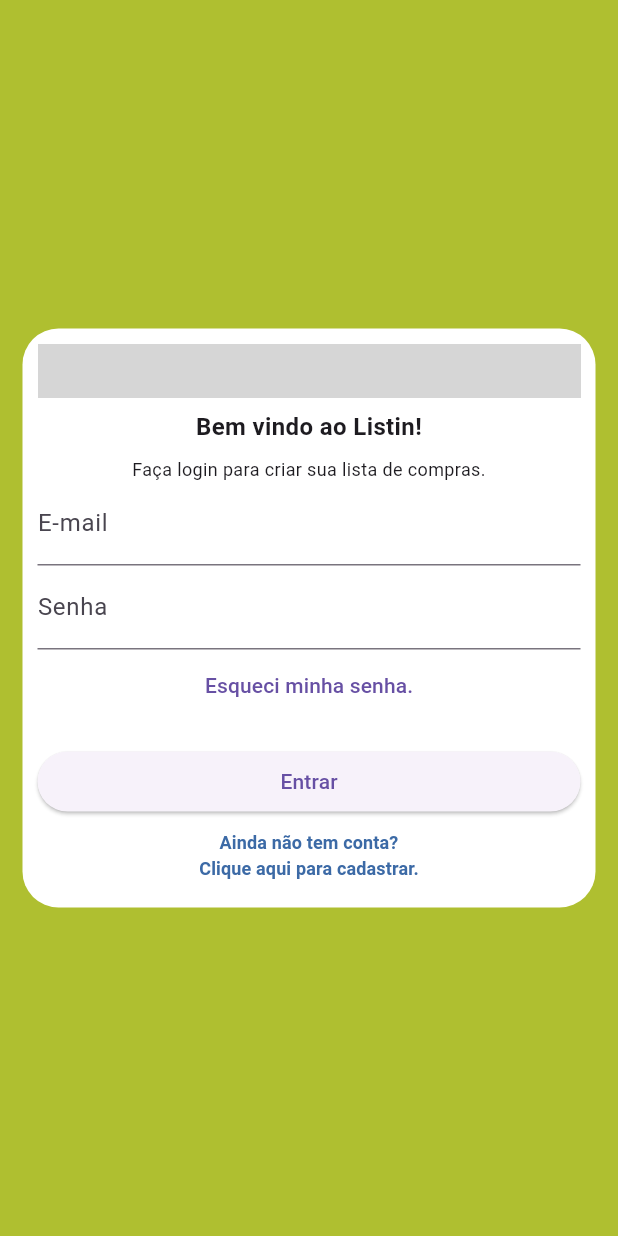
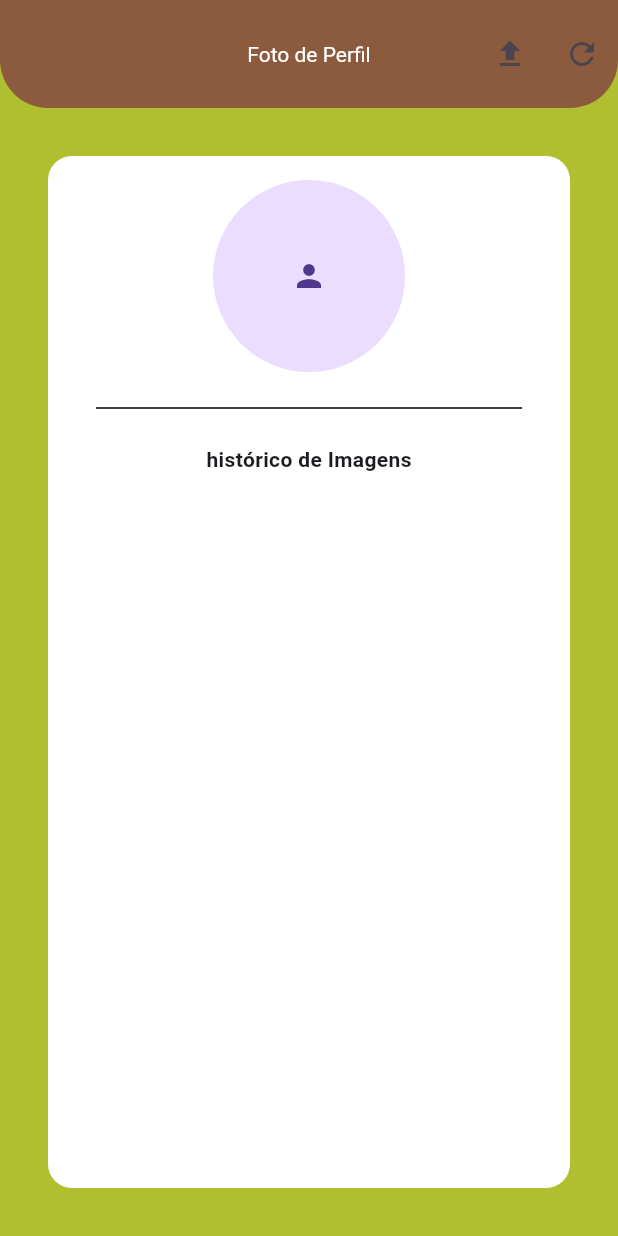
Before and after one commit to maurimed73/listin_evolucao, a Flutter app: the screen it shows after launch, on a phone screen of 412 x 824 dp. Run offline on Flutter 3.47's test engine with Material 3 defaults, Android fonts, the light colour scheme and no system bars; our stand-ins replace cloud_firestore, firebase_auth, firebase_core, firebase_storage, image_picker; accounts and stored records are empty; grey boxes are pictures that could not be loaded.

Commit message:
primeiras aulas storage

```diff
--- a/lib/firestore/presentation/home_screen.dart
+++ b/lib/firestore/presentation/home_screen.dart
@@ -38,6 +38,7 @@
           children: <Widget>[
             UserAccountsDrawerHeader(
               currentAccountPicture: const CircleAvatar(
+
                 backgroundColor: Colors.white,
               ),
               accountName: Text(
--- a/lib/main.dart
+++ b/lib/main.dart
@@ -4,6 +4,7 @@
 import 'package:listin_evolucao/_core/my_colors.dart';
 import 'package:listin_evolucao/authentication/screens/auth_screen.dart';
 import 'package:listin_evolucao/firestore/presentation/home_screen.dart';
+import 'package:listin_evolucao/storage/storage_screen.dart';
 
 void main() async {
   WidgetsFlutterBinding.ensureInitialized();
@@ -42,7 +43,8 @@
         ),
       ),
       //home: const HomeScreen(),
-      home: RoteadorTelas(),
+      //home: RoteadorTelas(),
+      home: StorageScreen(),
     );
   }
 }
--- /dev/null
+++ b/lib/storage/services/storage_service.dart
@@ -0,0 +1,21 @@
+import 'dart:io';
+
+import 'package:firebase_storage/firebase_storage.dart';
+
+class StorageService {
+  String pathService = 'images';
+  final FirebaseStorage _firebaseStorage = FirebaseStorage.instance;
+
+  Future<String> upload({required File file, required String fileName}) async {
+    await _firebaseStorage.ref("$pathService/$fileName.png").putFile(file);
+    return await _firebaseStorage
+        .ref("$pathService/$fileName.png")
+        .getDownloadURL();
+  }
+
+  Future<String> getDownloadUrlByFileName({required String fileName}) async {
+    return await _firebaseStorage
+        .ref('$pathService/$fileName.png')
+        .getDownloadURL();
+  }
+}
--- /dev/null
+++ b/lib/storage/storage_screen.dart
@@ -0,0 +1,111 @@
+import 'dart:io';
+
+import 'package:flutter/material.dart';
+import 'package:image_picker/image_picker.dart';
+import 'package:listin_evolucao/authentication/component/show_snackbar.dart';
+import 'package:listin_evolucao/storage/services/storage_service.dart';
+
+class StorageScreen extends StatefulWidget {
+  const StorageScreen({super.key});
+
+  @override
+  State<StorageScreen> createState() => _StorageScreenState();
+}
+
+class _StorageScreenState extends State<StorageScreen> {
+  String? urlPhoto;
+  List<String> listFiles = [];
+  final StorageService _storageService = StorageService();
+
+  @override
+  Widget build(BuildContext context) {
+    return Scaffold(
+      appBar: AppBar(
+        title: const Text('Foto de Perfil'),
+        actions: [
+          IconButton(
+              onPressed: () {
+                uploadImage();
+              },
+              icon: const Icon(Icons.upload)),
+          IconButton(
+              onPressed: () {
+                reload();
+              },
+              icon: const Icon(Icons.refresh))
+        ],
+      ),
+      body: Container(
+        margin: const EdgeInsets.all(32),
+        padding: const EdgeInsets.all(16),
+        decoration: BoxDecoration(
+          color: Colors.white,
+          borderRadius: BorderRadius.circular(16),
+        ),
+        child: Column(
+          children: [
+            (urlPhoto != null)
+                ? Container(
+                    width: 300, height: 300, child: Image.network(urlPhoto!))
+                : const CircleAvatar(
+                    radius: 64,
+                    child: Icon(Icons.person),
+                  ),
+            const Padding(
+              padding: const EdgeInsets.all(16.0),
+              child: Divider(
+                color: Colors.black,
+              ),
+            ),
+            const Text(
+              'histórico de Imagens',
+              style: TextStyle(fontWeight: FontWeight.bold, fontSize: 14),
+            ),
+            Column(
+              children: List.generate(listFiles.length, (index) {
+                String url = listFiles[index];
+                return Image.network(url);
+              }),
+            )
+          ],
+        ),
+      ),
+    );
+  }
+
+  uploadImage() {
+    ImagePicker imagePicker = ImagePicker();
+    imagePicker
+        .pickImage(
+            source: ImageSource.gallery,
+            maxHeight: 2000,
+            maxWidth: 2000,
+            imageQuality: 50)
+        .then((XFile? image) {
+      if (image != null) {
+        _storageService
+            .upload(file: File(image.path), fileName: 'user_photo')
+            .then((String value) {
+          setState(() {
+            urlPhoto = value;
+          });
+        });
+      } else {
+        showSnackBar(
+            context: context,
+            mensagem: 'Nenhuma imagem selecionada',
+            isErro: true);
+      }
+    });
+  }
+
+  reload() {
+    _storageService
+        .getDownloadUrlByFileName(fileName: 'user_photo')
+        .then((urlDownload) {
+      setState(() {
+        urlPhoto = urlDownload;
+      });
+    });
+  }
+}
--- a/pubspec.yaml
+++ b/pubspec.yaml
@@ -39,6 +39,8 @@
   cloud_firestore: ^4.13.6
   uuid: ^4.2.2
   firebase_auth: ^4.15.3
+  firebase_storage: ^11.5.6
+  image_picker: ^1.0.5
 
 dev_dependencies:
   flutter_test:
```
Also changed, not shown: pubspec.lock, 5 other files.
